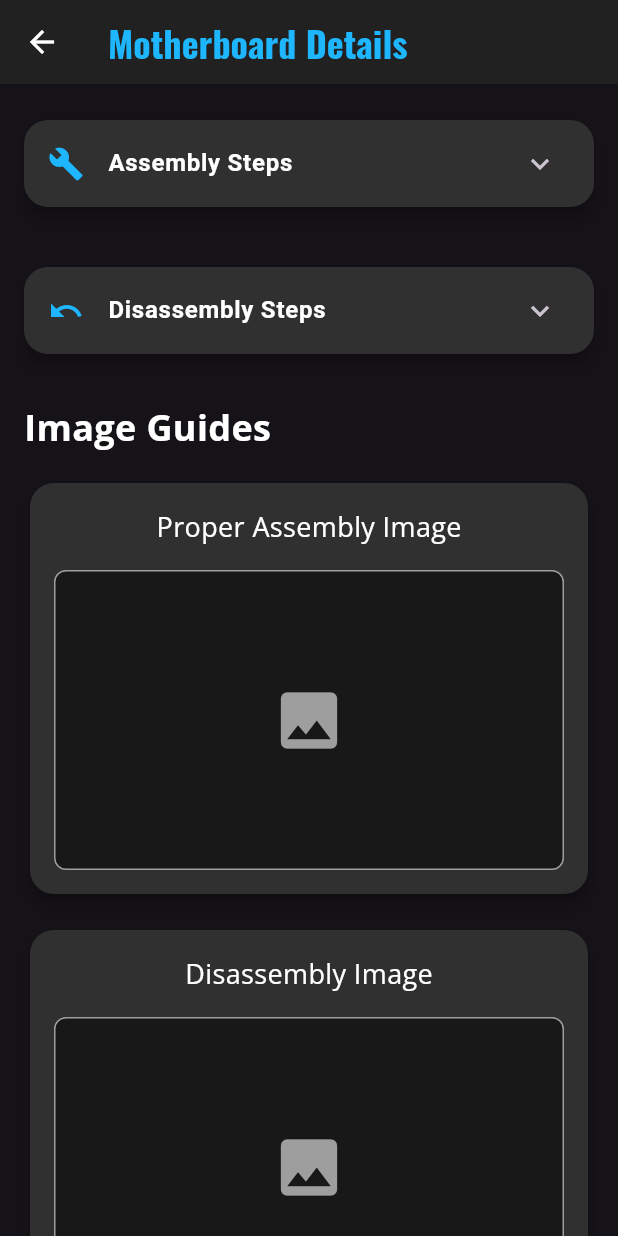
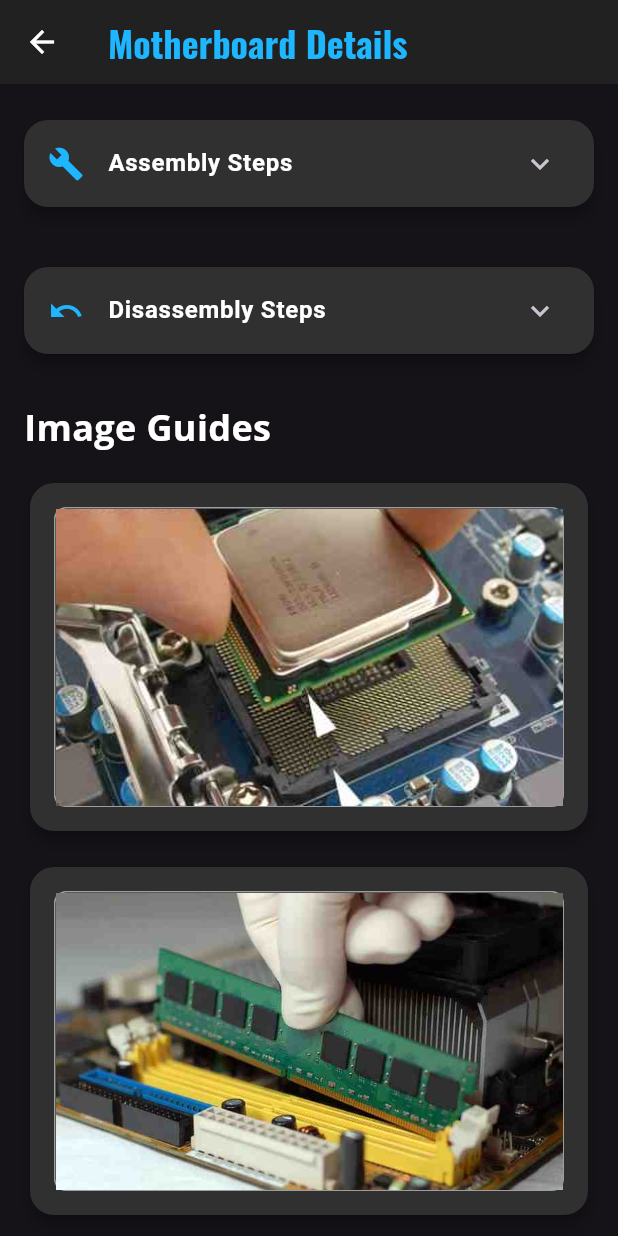
Before and after one commit to pngo33466-cpu/hardtech, a Flutter app: the MotherboardDetailScreen screen opened directly, on a phone screen of 412 x 824 dp. Run offline on Flutter 3.47's test engine with Material 3 defaults, Android fonts, the phone set to English and light mode, and no system bars; our stand-ins replace google_fonts, timeline_tile.

Commit message:
feat: Add new images and update screen layouts

```diff
--- a/lib/screens/motherboard_detail_screen.dart
+++ b/lib/screens/motherboard_detail_screen.dart
@@ -1,4 +1,5 @@
 import 'package:flutter/material.dart';
+import 'package:hardtech/screens/fullscreen_image_screen.dart';
 import 'package:hardtech/widgets/assembly_timeline.dart';
 
 class MotherboardDetailScreen extends StatelessWidget {
@@ -45,15 +46,15 @@ class MotherboardDetailScreen extends StatelessWidget {
               ],
             ),
             const SizedBox(height: 24.0),
-            _buildSectionTitle('Image Guides'),
-            _buildImagePlaceholders(),
+            _buildSectionTitle(context, 'Image Guides'),
+            _buildImagePlaceholders(context),
           ],
         ),
       ),
     );
   }
 
-  Widget _buildSectionTitle(String title) {
+  Widget _buildSectionTitle(BuildContext context, String title) {
     return Padding(
       padding: const EdgeInsets.only(bottom: 16.0),
       child: Text(
@@ -67,25 +68,42 @@ class MotherboardDetailScreen extends StatelessWidget {
     );
   }
 
-  Widget _buildImagePlaceholders() {
+  Widget _buildImagePlaceholders(BuildContext context) {
     return Column(
       children: [
-        _buildImageCard('Proper Assembly Image'),
+        _buildImageCard(context, imageUrl: 'assets/images/cpu1.png'),
         const SizedBox(height: 16.0),
-        _buildImageCard('Disassembly Image'),
+        _buildImageCard(context, imageUrl: 'assets/images/rammodules21.png'),
+        const SizedBox(height: 16.0),
+        _buildImageCard(context, imageUrl: 'assets/images/motherboard1.png'),
+        const SizedBox(height: 16.0),
+        _buildImageCard(context, imageUrl: 'assets/images/motherboard2.png'),
+        const SizedBox(height: 16.0),
+        _buildImageCard(context, imageUrl: 'assets/images/connectingcable8.png'),
+        const SizedBox(height: 16.0),
+        _buildImageCard(context, imageUrl: 'assets/images/motherboard3.png'),
       ],
     );
   }
 
-  Widget _buildImageCard(String title) {
-    return Card(
+  Widget _buildImageCard(BuildContext context, {String? imageUrl}) {
+    return GestureDetector(
+      onTap: () {
+        if (imageUrl != null) {
+          Navigator.push(
+            context,
+            MaterialPageRoute(
+              builder: (context) => FullScreenImageScreen(imageUrl: imageUrl),
+            ),
+          );
+        }
+      },
+      child: Card(
         color: Colors.grey[850],
         child: Padding(
           padding: const EdgeInsets.all(16.0),
           child: Column(
             children: [
-            Text(title, style: const TextStyle(color: Colors.white, fontSize: 18.0)),
-            const SizedBox(height: 16.0),
               Container(
                 height: 200,
                 width: double.infinity,
@@ -94,13 +112,22 @@ class MotherboardDetailScreen extends StatelessWidget {
                   borderRadius: BorderRadius.circular(8.0),
                   border: Border.all(color: Colors.grey),
                 ),
-              child: const Center(
+                child: imageUrl != null
+                    ? Hero(
+                        tag: imageUrl,
+                        child: Image.asset(
+                          imageUrl,
+                          fit: BoxFit.cover,
+                        ),
+                      )
+                    : const Center(
                         child: Icon(Icons.image, size: 50.0, color: Colors.grey),
                       ),
               ),
             ],
           ),
         ),
+      ),
     );
   }
 }
--- a/lib/screens/pc_assembly_screen.dart
+++ b/lib/screens/pc_assembly_screen.dart
@@ -1,4 +1,3 @@
-
 import 'package:flutter/material.dart';
 import 'package:google_fonts/google_fonts.dart';
 import 'package:hardtech/data/pc_components.dart';
@@ -37,7 +36,7 @@ class PCAssemblyScreen extends StatelessWidget {
               shape: RoundedRectangleBorder(
                 borderRadius: BorderRadius.circular(15.0),
               ),
-              color: Colors.grey[850]?.withOpacity(0.9),
+              color: Colors.grey[850]?.withAlpha(230), // Replaced withOpacity with withAlpha
               child: ListTile(
                 leading: Icon(
                   component.icon,
```
Also changed, not shown: lib/screens/cpu_detail_screen.dart (+38 -11 lines), lib/screens/fullscreen_image_screen.dart (added, +31 -0 lines), assets/images/allignment27.jpg (added), assets/images/allignment28.jpg (added), assets/images/connectingcable8.png (added), assets/images/cpu1.png (added), assets/images/install intel23.webp (added), assets/images/installing-a-cpu21.png (added), assets/images/motherboard1.png (added), assets/images/motherboard2.png (added), assets/images/motherboard3.png (added), assets/images/rammodules21.png (added). Lines whose indentation alone changed are shown as unchanged.
